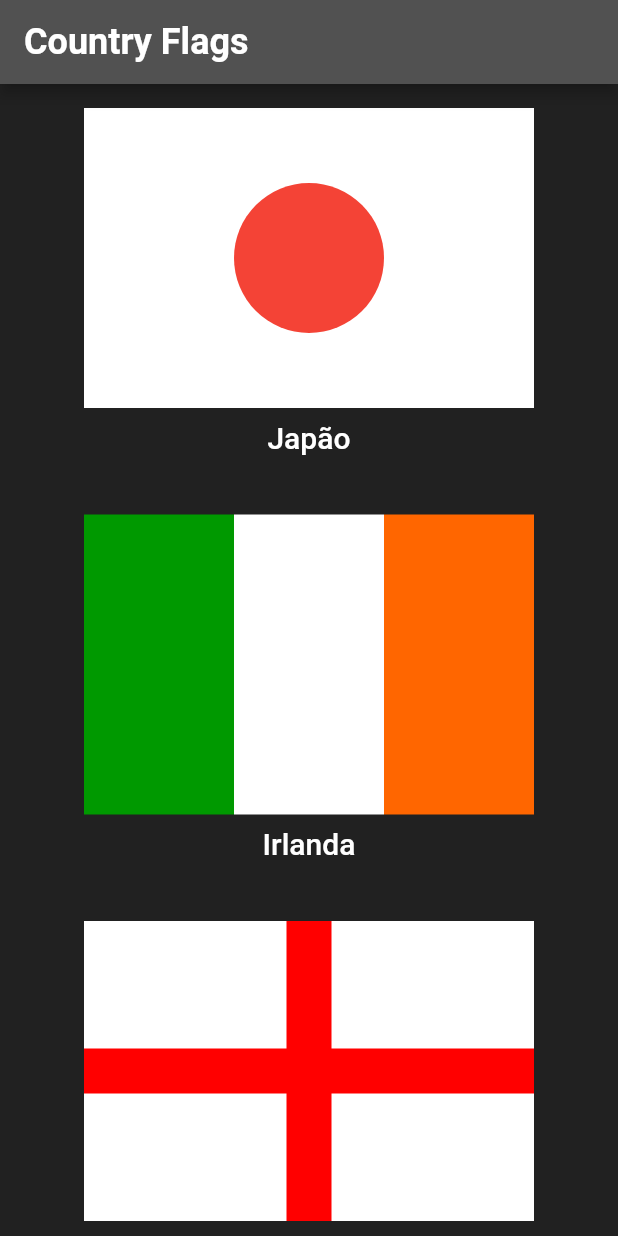
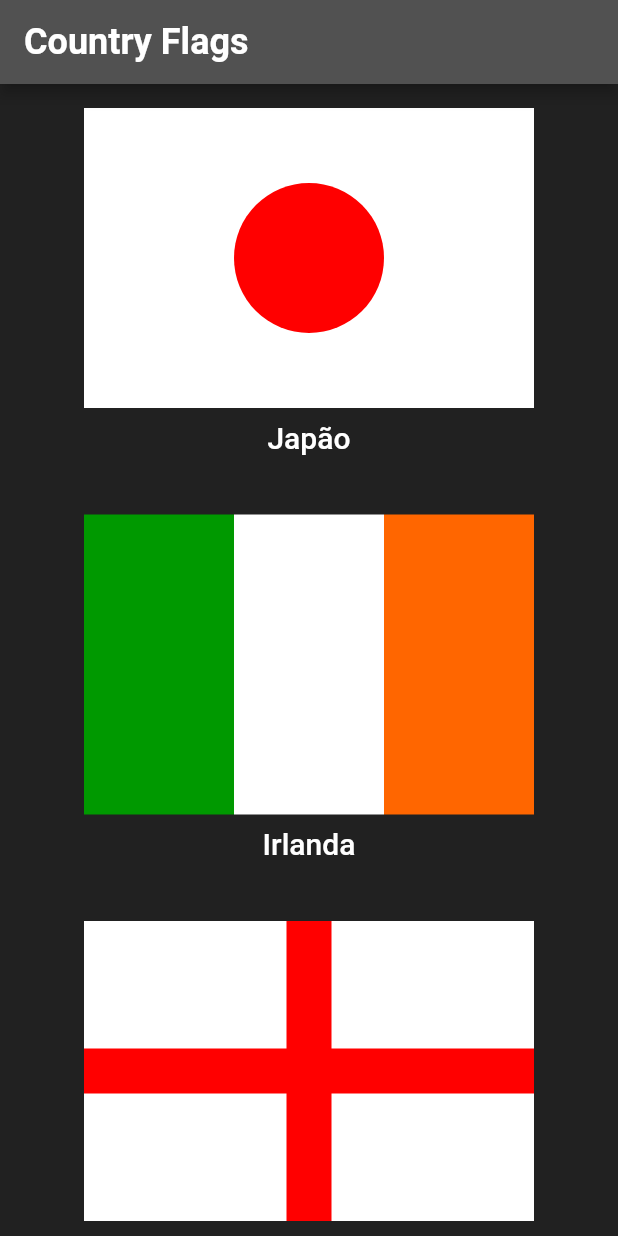
Before and after one commit to steniooliv/country_flags, a Flutter app: the screen it shows after launch, on a phone screen of 412 x 824 dp. Run offline on Flutter 3.47's test engine with Material 2 defaults, Android fonts, the phone set to English and light mode, and no system bars.

Commit message:
update japan red color

```diff
--- a/lib/shared/widgets/japan_flag_widget.dart
+++ b/lib/shared/widgets/japan_flag_widget.dart
@@ -25,7 +25,7 @@ class JapanFlag extends StatelessWidget {
                   height: 100,
                   decoration: BoxDecoration(
                     shape: BoxShape.circle,
-                    color: Colors.red,
+                    color: Color(0xffff0000),
                   ),
                 ),
               ],
```
